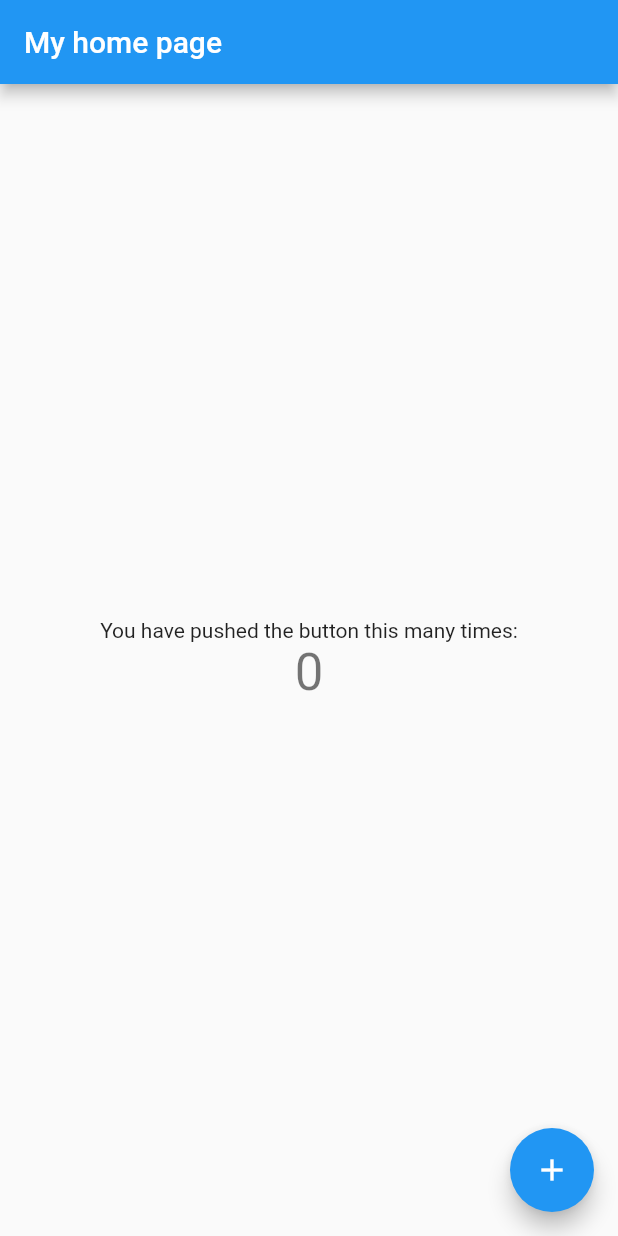
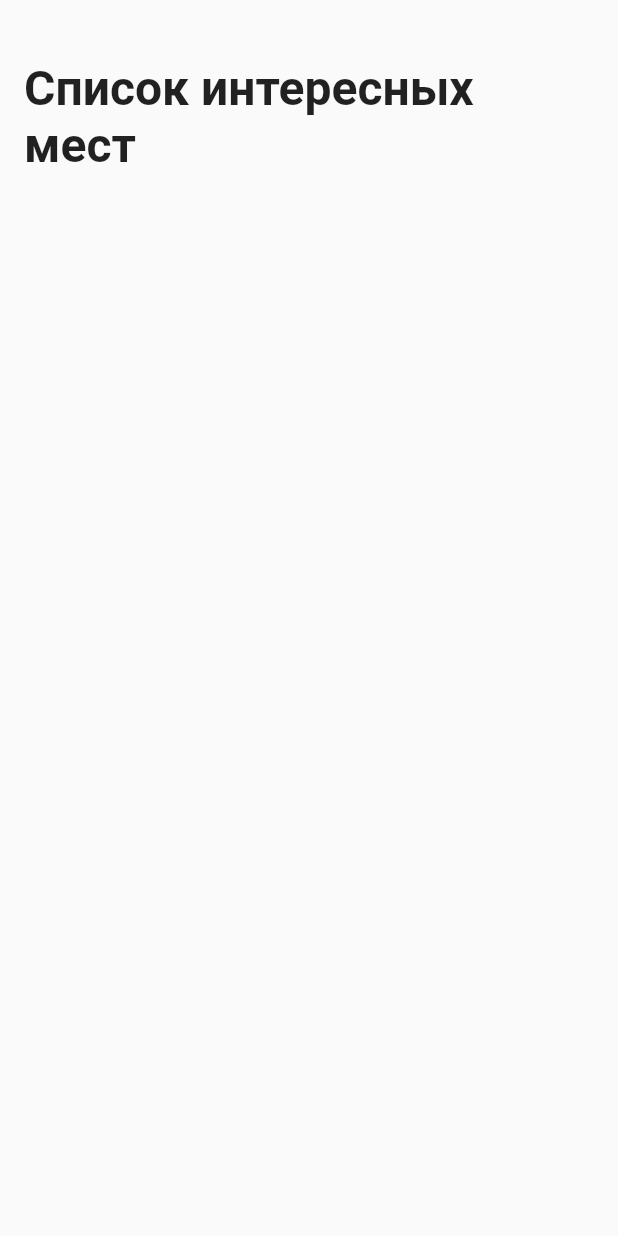
Before and after one commit to knuckleswolf/flutter-demo, a Flutter app: the screen it shows after launch, on a phone screen of 412 x 824 dp. Run offline on Flutter 3.47's test engine with Material 2 defaults, Android fonts, the phone set to English and light mode, and no system bars.

Commit message:
TASK-4.2: Scaffold

```diff
--- a/lib/main.dart
+++ b/lib/main.dart
@@ -1,5 +1,6 @@
 import 'package:flutter/material.dart';
 import 'package:places/gen/fonts.gen.dart';
+import 'package:places/ui/screen/sight_list_screen.dart';
 
 void main() {
   runApp(const App());
@@ -14,89 +15,11 @@ class App extends StatelessWidget {
       title: 'Flutter Demo',
       theme: ThemeData(
         primarySwatch: Colors.blue,
+        fontFamily: FontFamily.roboto,
       ),
-      // home: const MyFirstWidget(title: 'Main page title'),
-      home: const MyHomePage(title: 'My home page'),
+      home: const SafeArea(
+        child: SightListScreen(),
+      ),
     );
   }
 }
-
-class MyFirstWidget extends StatelessWidget {
-  final String title;
-
-  const MyFirstWidget({super.key, required this.title});
-
-  @override
-  Widget build(BuildContext context) {
-    return Scaffold(
-      appBar: AppBar(
-        title: Text(title), // title
-      ),
-      body: Center(
-        child: Text(
-          'Hello! Title - $title', // title
-          style: const TextStyle(
-            fontFamily: FontFamily.roboto,
-          ),
-        ),
-      ),
-    );
-  }
-
-  // void showContext() {
-  // debugPrint('context: ${context.runtimeType}'); // context not found
-  // }
-}
-
-class MyHomePage extends StatefulWidget {
-  final String title;
-
-  const MyHomePage({super.key, required this.title});
-
-  @override
-  State<MyHomePage> createState() => _MyHomePageState();
-}
-
-class _MyHomePageState extends State<MyHomePage> {
-  int _counter = 0;
-
-  @override
-  Widget build(BuildContext context) {
-    showContext(); // it's worked
-
-    return Scaffold(
-      appBar: AppBar(
-        title: Text(widget.title),
-      ),
-      body: Center(
-        child: Column(
-          mainAxisAlignment: MainAxisAlignment.center,
-          children: <Widget>[
-            const Text(
-              'You have pushed the button this many times:',
-            ),
-            Text(
-              '$_counter',
-              style: Theme.of(context).textTheme.headline4,
-            ),
-          ],
-        ),
-      ),
-      floatingActionButton: FloatingActionButton(
-        onPressed: _incrementCounter,
-        tooltip: 'Increment',
-        child: const Icon(Icons.add),
-      ),
-    );
-  }
-
-  void showContext() {
-    debugPrint('context: ${context.runtimeType}');
-  }
-
-  void _incrementCounter() {
-    setState(() {
-      _counter++;
-    });
-  }
-}
--- /dev/null
+++ b/lib/ui/screen/sight_list_screen.dart
@@ -0,0 +1,33 @@
+import 'package:flutter/material.dart';
+
+class SightListScreen extends StatefulWidget {
+  const SightListScreen({super.key});
+
+  @override
+  State<SightListScreen> createState() => _SightListScreenState();
+}
+
+class TextSettings {
+  static const TextStyle style = TextStyle(
+    fontWeight: FontWeight.bold,
+    fontSize: 32,
+  );
+
+  static const String title = 'Список интересных мест';
+}
+
+class _SightListScreenState extends State<SightListScreen> {
+  @override
+  Widget build(BuildContext context) {
+    return const Scaffold(
+      resizeToAvoidBottomInset: false,
+      body: Padding(
+        padding: EdgeInsets.symmetric(vertical: 40, horizontal: 16),
+        child: Text(
+          TextSettings.title,
+          style: TextSettings.style,
+        ),
+      ),
+    );
+  }
+}
```
